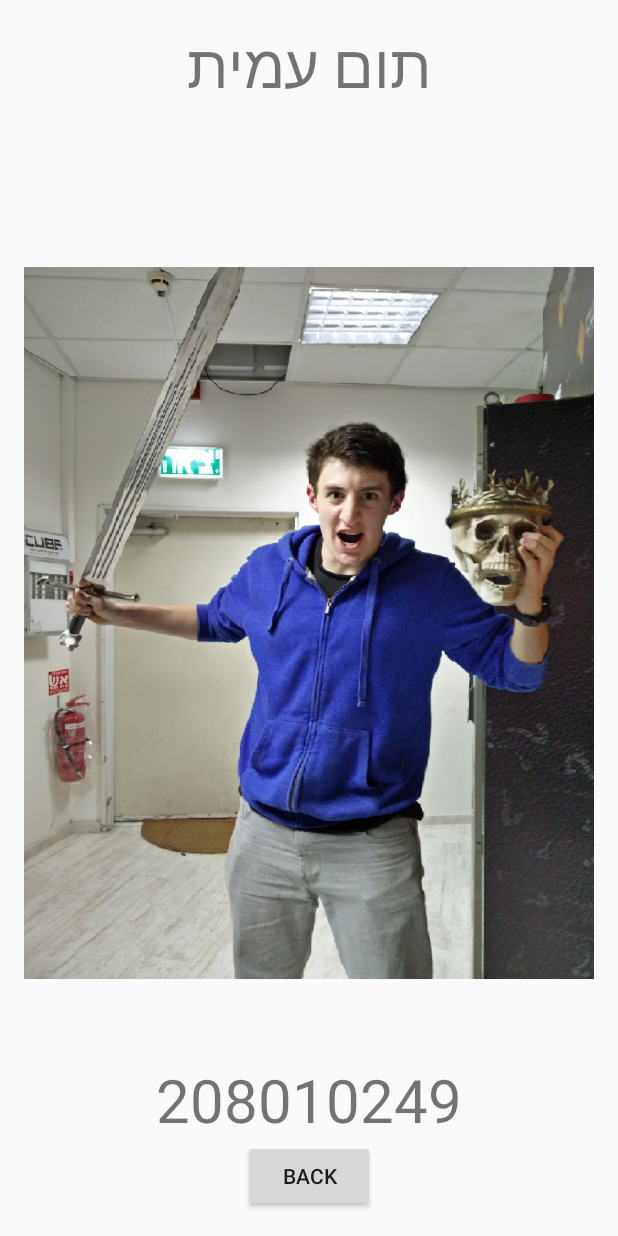
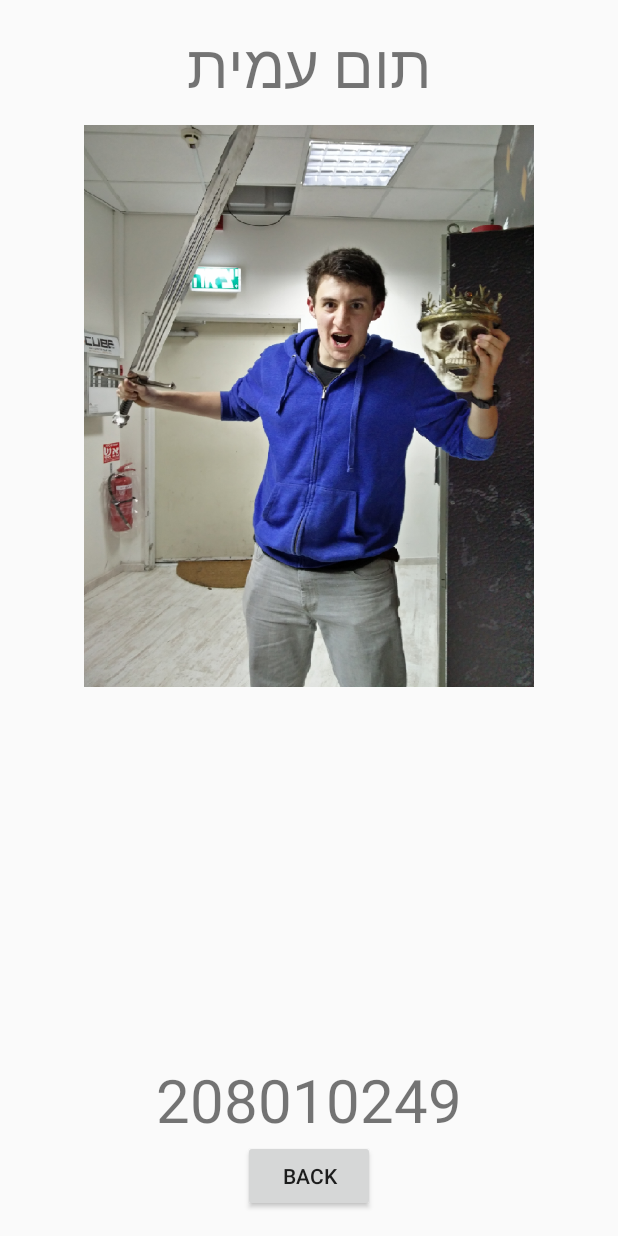
Before and after one commit to tomamit/CraneAndroid, an Android app: the About screen opened directly, with no data from a screen before it, on a phone screen of 412 x 824 dp. Run offline under Robolectric (Android 15) with nearby library versions, the phone set to English and light mode, and no system bars.

Commit message:
"about" design

```diff
--- a/app/src/main/res/layout/activity_about.xml
+++ b/app/src/main/res/layout/activity_about.xml
@@ -41,10 +41,11 @@
 
     <ImageView
         android:id="@+id/imageView"
-        android:layout_width="wrap_content"
-        android:layout_height="wrap_content"
-        android:layout_above="@+id/button"
+        android:layout_width="300dp"
+        android:layout_height="400dp"
+        android:src="@drawable/me"
+        app:srcCompat="@drawable/me"
+        android:gravity="center"
         android:layout_below="@+id/textView2"
-        android:src="@drawable/me"
-        app:srcCompat="@drawable/me" />
+        android:layout_centerHorizontal="true" />
 </RelativeLayout>
```
